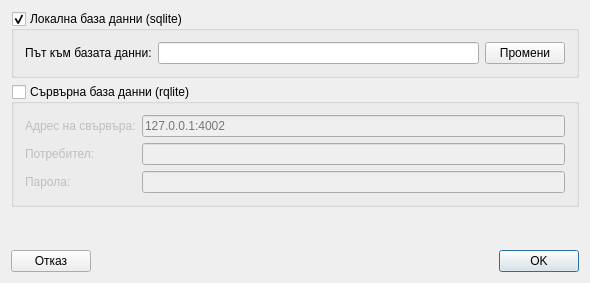
Above: src/View/Widgets/DbSettingsDialog.ui from thefinalcutbg/DinoDent before the change. Below: the same form after it.
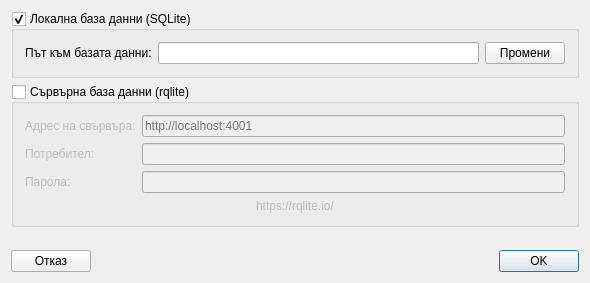
That is the form after the change.

Commit message: rqlite link added

Diff of the .ui file:
```diff
--- a/src/View/Widgets/DbSettingsDialog.ui
+++ b/src/View/Widgets/DbSettingsDialog.ui
@@ -17,7 +17,7 @@
    <item>
     <widget class="QGroupBox" name="localGroup">
      <property name="title">
-      <string>Локална база данни (sqlite)</string>
+      <string>Локална база данни (SQLite)</string>
      </property>
      <property name="checkable">
       <bool>true</bool>
@@ -75,7 +75,7 @@
         <item row="0" column="1">
          <widget class="QLineEdit" name="addressLineEdit">
           <property name="placeholderText">
-           <string>127.0.0.1:4002</string>
+           <string>http://localhost:4001</string>
           </property>
          </widget>
         </item>
@@ -109,6 +109,19 @@
         </item>
        </layout>
       </item>
+      <item>
+       <widget class="QLabel" name="rqliteLabel">
+        <property name="text">
+         <string>https://rqlite.io/</string>
+        </property>
+        <property name="alignment">
+         <set>Qt::AlignmentFlag::AlignCenter</set>
+        </property>
+        <property name="openExternalLinks">
+         <bool>true</bool>
+        </property>
+       </widget>
+      </item>
      </layout>
     </widget>
    </item>
```
The commit also changes 1 other file.
